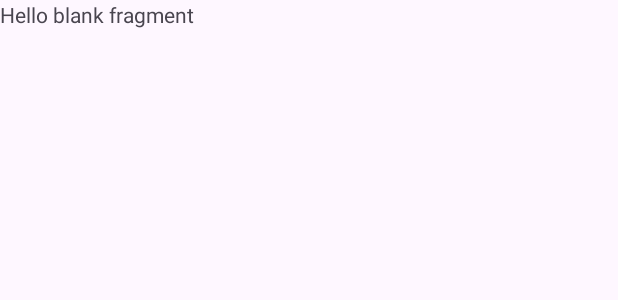
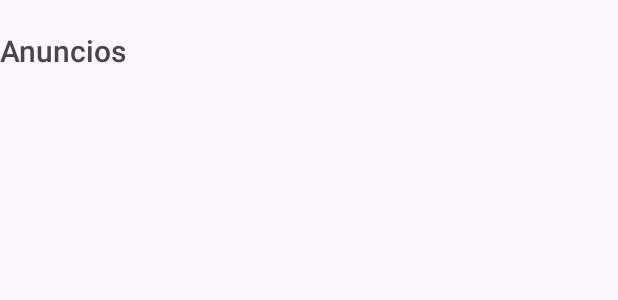
Before and after one commit to Cybersoft-Asimov2023/asimov2023-android-mobile-application, an Android app: the layout fragment_announcements_teacher.xml on its own in the app's theme, with its tools: preview values and no code run, on a phone screen of 412 x 824 dp. Shown: the top 300 px of the screen. Run offline under Robolectric (Android 15) with nearby library versions, the phone set to English and light mode, and no system bars.

Commit message:
announcements teacher

```diff
--- a/app/src/main/java/com/example/android/asimov2023/retrofit/Interface/TeachersInterface.kt
+++ b/app/src/main/java/com/example/android/asimov2023/retrofit/Interface/TeachersInterface.kt
@@ -18,6 +18,12 @@ interface TeachersInterface {
         @Path("directorId") directorId: Int
     ): Call<List<TeacherItem>>
 
+    @GET("teachers/{teacherId}")
+    fun getTeacher(
+        @Header("Authorization") authorization: String,
+        @Path("teacherId") teacherId: Int
+    ): Call<TeacherItem>
+
     @POST("teachers/auth/sign-up/{directorId}")
     fun addTeacher(
         @Body credentials: RequestBody,
--- a/app/src/main/res/layout/fragment_announcements_teacher.xml
+++ b/app/src/main/res/layout/fragment_announcements_teacher.xml
@@ -5,10 +5,27 @@
     android:layout_height="match_parent"
     tools:context=".ui.main.AnnouncementsTeacherFragment">
 
-    <!-- TODO: Update blank fragment layout -->
-    <TextView
+    <LinearLayout
+        android:id="@+id/layoutPublish"
         android:layout_width="match_parent"
-        android:layout_height="match_parent"
-        android:text="@string/hello_blank_fragment" />
+        android:layout_height="wrap_content"
+        android:layout_marginTop="10dp"
+        android:orientation="vertical">
+        <TextView
+            android:layout_width="match_parent"
+            android:layout_height="wrap_content"
+            android:layout_marginTop="10dp"
+            android:fontFamily="sans-serif-medium"
+            android:text="Anuncios"
+            android:textAlignment="textStart"
+            android:textSize="20sp" />
 
+        <androidx.recyclerview.widget.RecyclerView
+            android:id="@+id/recycler_view_announcements_director"
+            android:layout_width="match_parent"
+            android:layout_height="match_parent"
+            android:paddingTop="5dp"
+            android:layout_marginBottom="20dp">
+        </androidx.recyclerview.widget.RecyclerView>
+   </LinearLayout>
 </FrameLayout>
--- a/app/src/main/res/layout/item_announcement.xml
+++ b/app/src/main/res/layout/item_announcement.xml
@@ -43,7 +43,7 @@
 
 
             <com.google.android.material.button.MaterialButton
-                android:id="@+id/btnDelete"
+                android:id="@+id/btnDeleteAnnounce"
                 style="?attr/materialButtonOutlinedStyle"
                 android:layout_width="94dp"
                 android:layout_height="wrap_content"
```
Also changed, not shown: app/src/main/java/com/example/android/asimov2023/ui/adapters/AnnouncementAdapter.kt (+11 -6 lines), app/src/main/java/com/example/android/asimov2023/ui/auth/SignInActivity.kt (+32 -0 lines), app/src/main/java/com/example/android/asimov2023/ui/main/AnnouncementsDirectorFragment.kt (+4 -4 lines), app/src/main/java/com/example/android/asimov2023/ui/main/AnnouncementsTeacherFragment.kt (+47 -1 lines).
